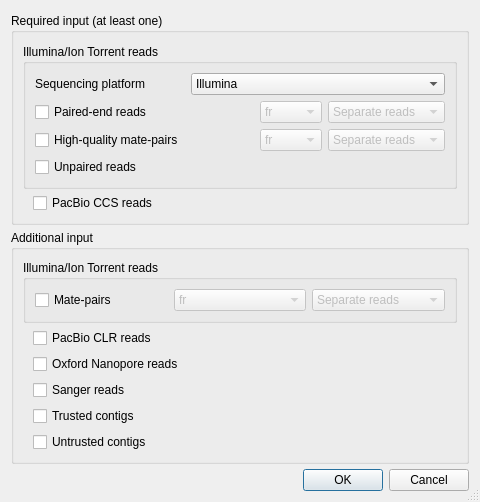
Before: the Qt Designer form src/plugins/external_tool_support/src/spades/SpadesInputData.ui in violethaze74/ugene, drawn with Qt 5.
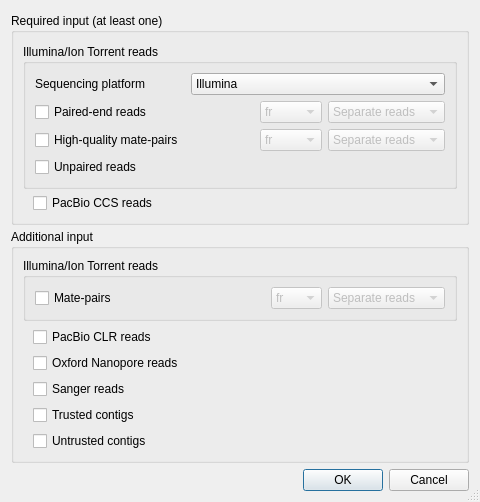
After: the same form once the commit is applied.

Commit message: UGENE-6122 dialog fix

```diff
--- a/src/plugins/external_tool_support/src/spades/SpadesInputData.ui
+++ b/src/plugins/external_tool_support/src/spades/SpadesInputData.ui
@@ -376,11 +376,11 @@
         <property name="title">
          <string>Illumina/Ion Torrent reads</string>
         </property>
-        <layout class="QGridLayout" name="gridLayout_3">
+        <layout class="QHBoxLayout" name="horizontalLayout_7">
          <property name="sizeConstraint">
           <enum>QLayout::SetMinAndMaxSize</enum>
          </property>
-         <item row="0" column="0">
+         <item>
           <widget class="QCheckBox" name="matePairsCheckBox">
            <property name="minimumSize">
             <size>
@@ -393,7 +393,23 @@
            </property>
           </widget>
          </item>
-         <item row="0" column="1">
+         <item>
+          <spacer name="horizontalSpacer_7">
+           <property name="orientation">
+            <enum>Qt::Horizontal</enum>
+           </property>
+           <property name="sizeType">
+            <enum>QSizePolicy::Preferred</enum>
+           </property>
+           <property name="sizeHint" stdset="0">
+            <size>
+             <width>148</width>
+             <height>20</height>
+            </size>
+           </property>
+          </spacer>
+         </item>
+         <item>
           <widget class="QComboBox" name="matePairsReadsDirectionComboBox">
            <property name="enabled">
             <bool>false</bool>
@@ -415,7 +431,7 @@
            </item>
           </widget>
          </item>
-         <item row="0" column="2">
+         <item>
           <widget class="QComboBox" name="matePairsTypeComboBox">
            <property name="enabled">
             <bool>false</bool>
```
Left out of the diff: 158 changed lines with no effect on the pictures.
